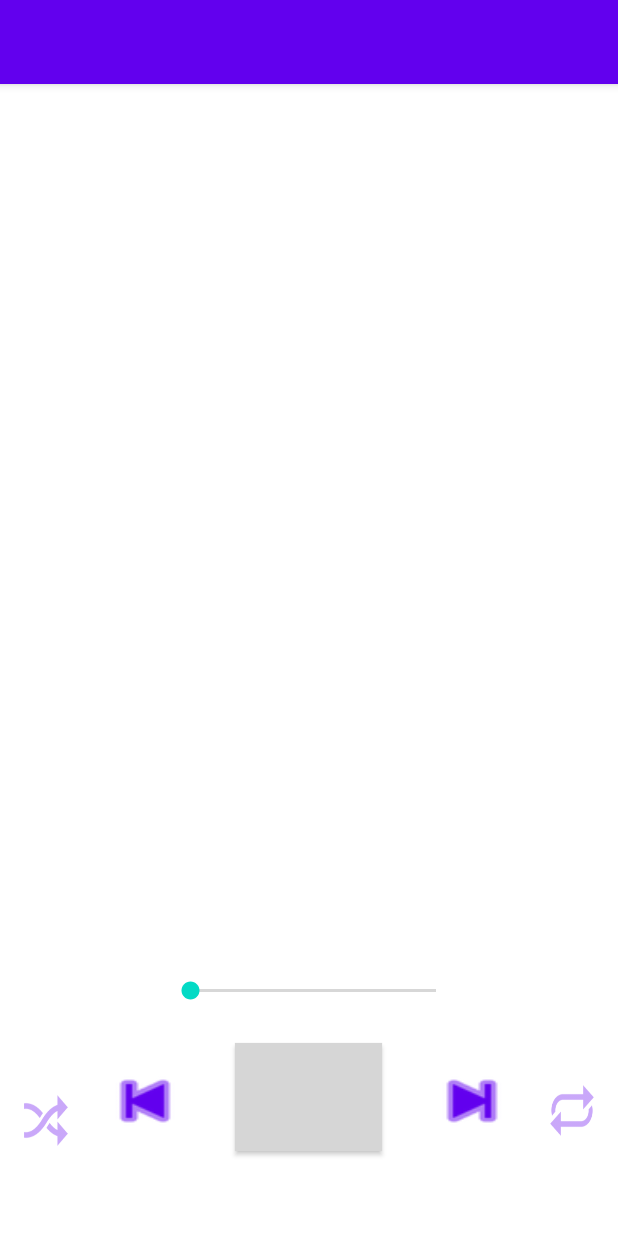
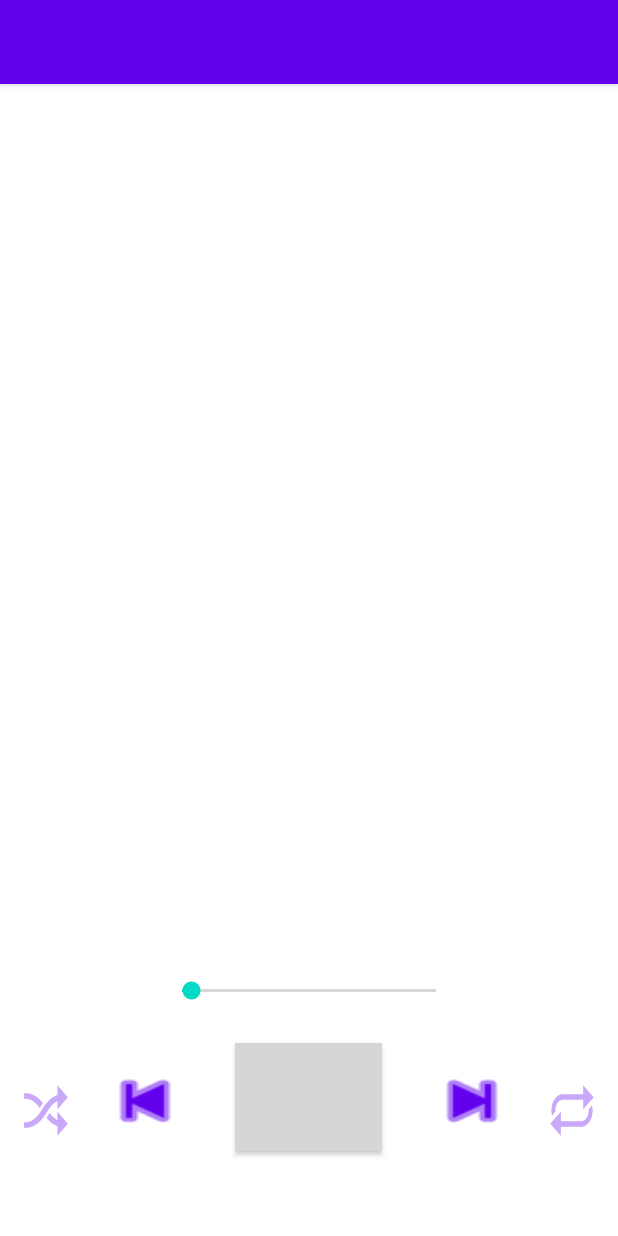
Before and after one commit to JIAWEI68/Music-Player, an Android app: the PlayingActivity screen opened directly, with no data from a screen before it, after a tap on an icon or button, on a phone screen of 412 x 824 dp. Run offline under Robolectric (Android 15) with nearby library versions, the phone set to English and light mode, and no system bars; 6 statements that could not run were skipped; grey boxes are pictures that could not be loaded.

Commit message:
Music Stream V14

```diff
--- a/app/src/main/java/com/example/musicstream/PlayingActivity.java
+++ b/app/src/main/java/com/example/musicstream/PlayingActivity.java
@@ -51,7 +51,7 @@ public class PlayingActivity extends AppCompatActivity {
         playSong(fileLink);
         seekBar = findViewById(R.id.seekBar);
         handler.removeCallbacks(bar);
-        handler.postDelayed(bar,1000);
+        handler.postDelayed(bar,100);
         seekBar.setMax(player.getDuration());
         seekBar.setOnSeekBarChangeListener(new SeekBar.OnSeekBarChangeListener() {
             @Override
@@ -95,9 +95,6 @@ public class PlayingActivity extends AppCompatActivity {
     }
     public void pauseOrPlay (View view){
             if (player.isPlaying()) {
-                handler.removeCallbacks(bar);
-                handler.postDelayed(bar,1000);
-                seekBar.setMax(player.getDuration());
                 player.pause();
                 btnPlayPause.setBackgroundResource(R.drawable.ic_media_play_dark);
             } else {
--- a/app/src/main/res/layout/activity_playing.xml
+++ b/app/src/main/res/layout/activity_playing.xml
@@ -102,15 +102,14 @@
         android:id="@+id/shuffleBtn"
         android:layout_width="29dp"
         android:layout_height="34dp"
-        android:layout_marginBottom="60dp"
         android:background="@drawable/shuffle_off"
         android:onClick="shuffle"
         app:layout_constraintBottom_toBottomOf="parent"
-        app:layout_constraintEnd_toStartOf="@+id/prevButton"
-        app:layout_constraintHorizontal_bias="0.484"
+        app:layout_constraintEnd_toEndOf="parent"
+        app:layout_constraintHorizontal_bias="0.041"
         app:layout_constraintStart_toStartOf="parent"
-        app:layout_constraintTop_toTopOf="@+id/prevButton"
-        app:layout_constraintVertical_bias="1.0" />
+        app:layout_constraintTop_toBottomOf="@+id/imgCoverArt"
+        app:layout_constraintVertical_bias="0.772" />
 
     <Button
         android:id="@+id/loopBtn"
@@ -120,8 +119,8 @@
         android:onClick="Loop"
         app:layout_constraintBottom_toBottomOf="parent"
         app:layout_constraintEnd_toEndOf="parent"
-        app:layout_constraintHorizontal_bias="0.529"
-        app:layout_constraintStart_toEndOf="@+id/nxtButton"
+        app:layout_constraintHorizontal_bias="0.958"
+        app:layout_constraintStart_toStartOf="parent"
         app:layout_constraintTop_toBottomOf="@+id/imgCoverArt"
         app:layout_constraintVertical_bias="0.772" />
 
```
